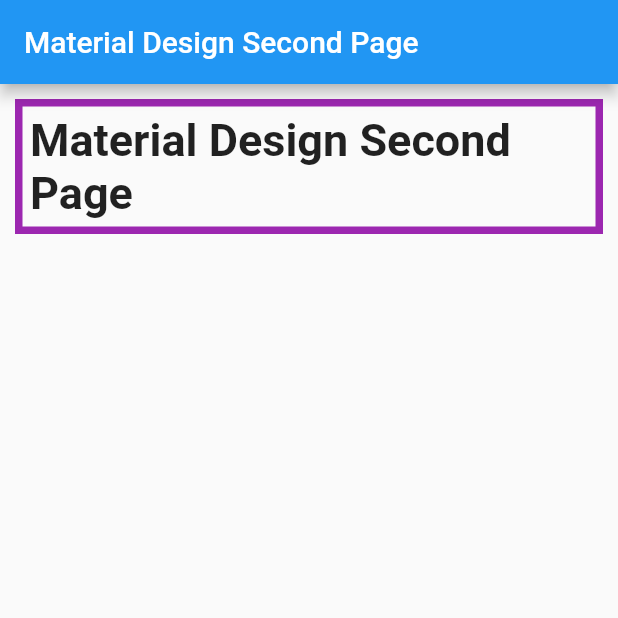
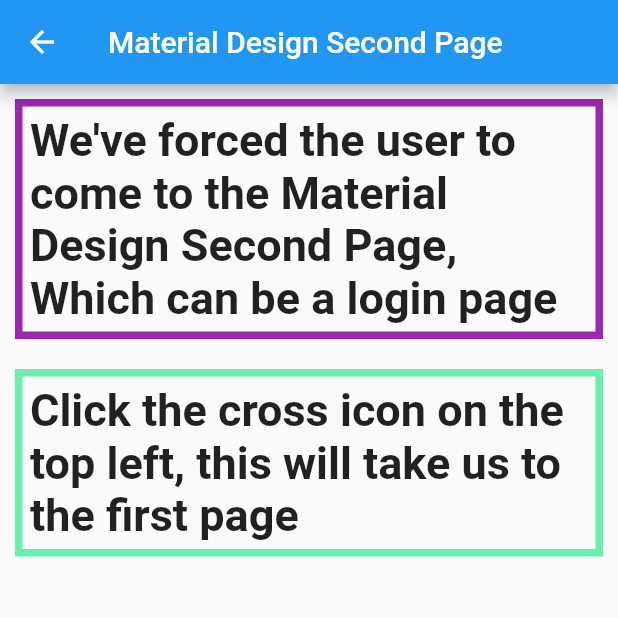
Before and after one commit to sanjibsinha/better_flutter, a Flutter app: the MDSecondPage screen opened directly, on a phone screen of 412 x 824 dp, the top half of it. Run offline on Flutter 3.47's test engine with Material 2 defaults, Android fonts, the light colour scheme and no system bars.

Commit message:
third commit commit

```diff
--- a/lib/chapter_two/material_app/material_design.dart
+++ b/lib/chapter_two/material_app/material_design.dart
@@ -10,14 +10,20 @@
     return MaterialApp(
       title: 'Better Flutter - Essential Widgets',
       home: MDFirstPage(),
-      initialRoute: '/',
-      onGenerateRoute: (settings) {
-        MaterialPageRoute(
-          settings: settings,
-          builder: (BuildContext context) => MDSecondPage(),
-          fullscreenDialog: true,
-        );
-      },
+      initialRoute: '/second',
+      onGenerateRoute: _getSecondPageFirst,
+    );
+  }
+
+  Route<dynamic>? _getSecondPageFirst(RouteSettings settings) {
+    if (settings.name != '/second') {
+      return null;
+    }
+
+    return MaterialPageRoute<void>(
+      settings: settings,
+      builder: (BuildContext context) => MDSecondPage(),
+      fullscreenDialog: true,
     );
   }
 }
@@ -71,7 +77,9 @@
   Widget build(BuildContext context) {
     return Scaffold(
       appBar: AppBar(
-        title: Text('Material Design Second Page'),
+        title: Text(
+          'Material Design Second Page',
+        ),
       ),
       body: MDSecondPageBody(),
     );
@@ -94,7 +102,26 @@
             color: Colors.purple,
           )),
           child: Text(
-            'Material Design Second Page',
+            'We\'ve forced the user to come to the' +
+                ' Material Design Second Page,' +
+                ' Which can be a login page',
+            style: TextStyle(
+              fontSize: 30,
+              fontWeight: FontWeight.bold,
+            ),
+          ),
+        ),
+        Container(
+          margin: EdgeInsets.all(10),
+          padding: EdgeInsets.all(5),
+          decoration: BoxDecoration(
+              border: Border.all(
+            width: 5,
+            color: Colors.greenAccent,
+          )),
+          child: Text(
+            'Click the cross icon on the top left,' +
+                ' this will take us to the first page',
             style: TextStyle(
               fontSize: 30,
               fontWeight: FontWeight.bold,
```
